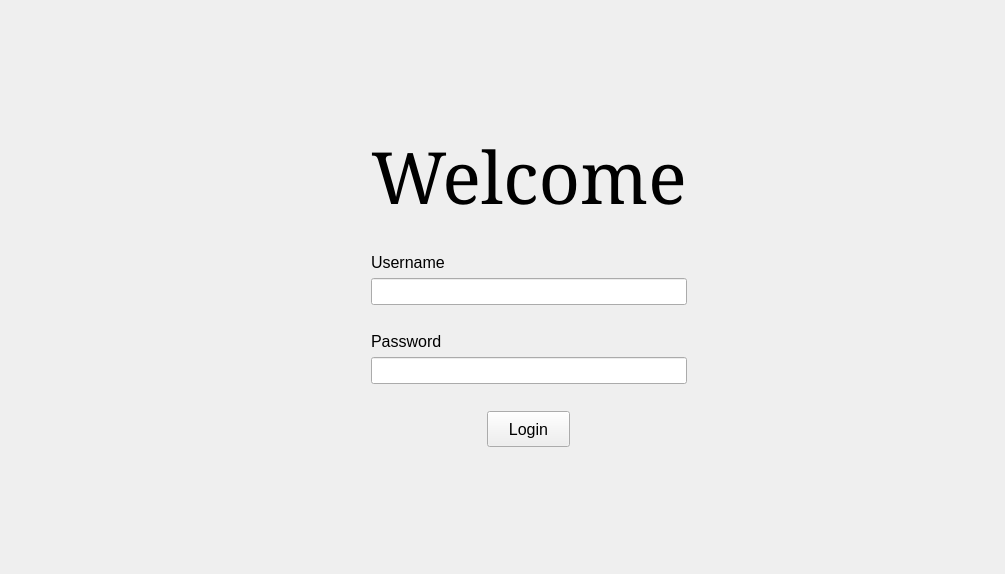
First picture: the form in src/ui/login.ui, repository Kashinathpat/Inventory-And-Billing, before the edit.
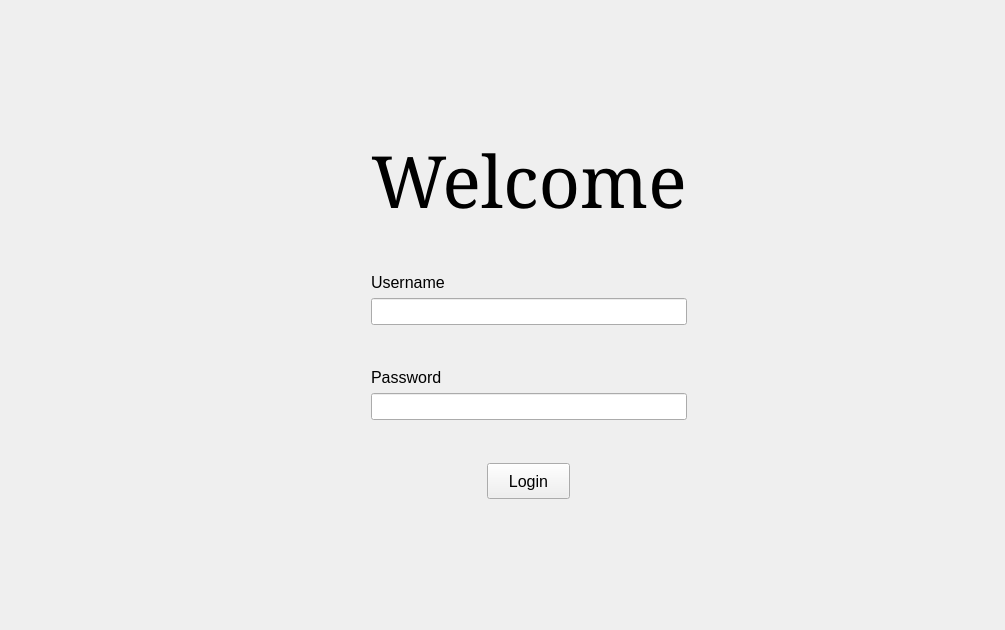
Second picture: the form after the edit. Icons and pictures are not drawn.

The edit to the form file:
```diff
--- a/src/ui/login.ui
+++ b/src/ui/login.ui
@@ -7,9 +7,15 @@
     <x>0</x>
     <y>0</y>
     <width>1005</width>
-    <height>574</height>
+    <height>630</height>
    </rect>
   </property>
+  <property name="minimumSize">
+   <size>
+    <width>0</width>
+    <height>630</height>
+   </size>
+  </property>
   <property name="windowTitle">
    <string>Inventory And Billing Systems</string>
   </property>
```
